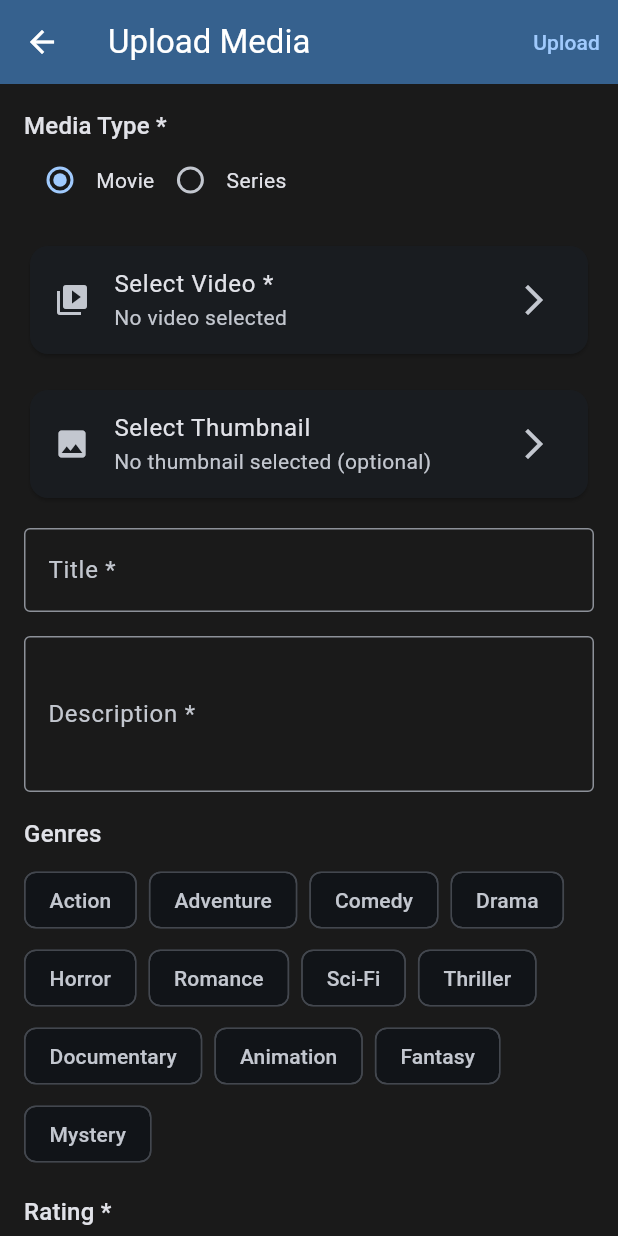
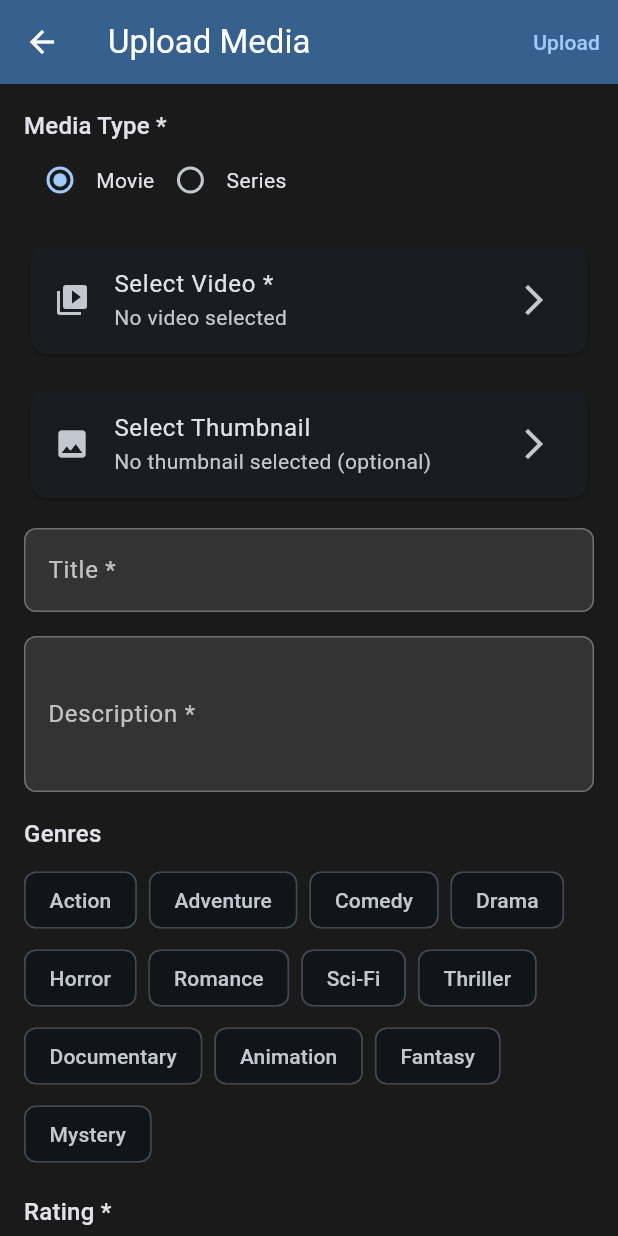
Before and after one commit to dperez2023/flixvod, a Flutter app: the UploadPage screen opened directly, on a phone screen of 412 x 824 dp. Run offline on Flutter 3.47's test engine with Material 3 defaults, Android fonts, the phone set to English and light mode, and no system bars; our stand-ins replace chewie, cloud_firestore, equatable, file_picker, firebase_auth, firebase_core and 5 more; accounts and stored records are empty; generated files the repository leaves out were written again; network calls fail.

Commit message:
create: Added style changes

```diff
--- a/flixvod/lib/modules/create/upload_page.dart
+++ b/flixvod/lib/modules/create/upload_page.dart
@@ -203,10 +203,12 @@ class _UploadPageState extends State<UploadPage> {
           actions: [
             TextButton(
               onPressed: () => Navigator.pop(context, false),
+              style: AppTheme.primaryTextButtonStyle,
               child: Text(Localized.of(context).uploadOriginal),
             ),
             ElevatedButton(
               onPressed: () => Navigator.pop(context, true),
+              style: AppTheme.primaryElevatedButtonStyle,
               child: Text(Localized.of(context).compressAndUpload),
             ),
           ],
@@ -344,26 +346,27 @@ class _UploadPageState extends State<UploadPage> {
       child: Center(
         child: Card(
           margin: AppTheme.extraLargePadding,
+          color: AppTheme.cardBackgroundColor,
           child: Padding(
             padding: AppTheme.largePadding,
             child: Column(
               mainAxisSize: MainAxisSize.min,
               children: [
-                const CircularProgressIndicator(),
+                const CircularProgressIndicator(
+                  color: AppTheme.primaryForegroundColor,
+                ),
                 AppTheme.mediumVerticalSpacer,
                 Text(
                   editMode
                     ? 'Updating Media...'
                     : 'Uploading Media...',
-                  style: Theme.of(context).textTheme.titleMedium,
+                  style: AppTheme.primaryTextStyle.copyWith(fontSize: 16),
                   textAlign: TextAlign.center,
                 ),
                 AppTheme.smallVerticalSpacer,
                 Text(
                   "Please don't close the app while uploading",
-                  style: Theme.of(context).textTheme.bodyMedium?.copyWith(
-                    color: AppTheme.mutedForegroundColor,
-                  ),
+                  style: AppTheme.mutedTextStyle,
                   textAlign: TextAlign.center,
                 ),
               ],
@@ -407,9 +410,24 @@ class _UploadPageState extends State<UploadPage> {
 
               TextFormField(
                 controller: _titleController,
+                style: AppTheme.primaryTextStyle,
                 decoration: InputDecoration(
                   labelText: Localized.of(context).titleLabel,
-                  border: OutlineInputBorder(),
+                  labelStyle: AppTheme.mutedTextStyle,
+                  filled: true,
+                  fillColor: AppTheme.cardBackgroundColor,
+                  border: OutlineInputBorder(
+                    borderRadius: BorderRadius.circular(AppTheme.mediumBorderRadius),
+                    borderSide: BorderSide(color: AppTheme.primaryBorderColor),
+                  ),
+                  enabledBorder: OutlineInputBorder(
+                    borderRadius: BorderRadius.circular(AppTheme.mediumBorderRadius),
+                    borderSide: BorderSide(color: AppTheme.primaryBorderColor),
+                  ),
+                  focusedBorder: OutlineInputBorder(
+                    borderRadius: BorderRadius.circular(AppTheme.mediumBorderRadius),
+                    borderSide: const BorderSide(color: AppTheme.primaryForegroundColor),
+                  ),
                 ),
                 validator: (value) {
                   if (value == null || value.isEmpty) {
@@ -423,9 +441,24 @@ class _UploadPageState extends State<UploadPage> {
               // Description TextField (Form)
               TextFormField(
                 controller: _descriptionController,
+                style: AppTheme.primaryTextStyle,
                 decoration: InputDecoration(
                   labelText: Localized.of(context).descriptionLabel,
-                  border: OutlineInputBorder(),
+                  labelStyle: AppTheme.mutedTextStyle,
+                  filled: true,
+                  fillColor: AppTheme.cardBackgroundColor,
+                  border: OutlineInputBorder(
+                    borderRadius: BorderRadius.circular(AppTheme.mediumBorderRadius),
+                    borderSide: BorderSide(color: AppTheme.primaryBorderColor),
+                  ),
+                  enabledBorder: OutlineInputBorder(
+                    borderRadius: BorderRadius.circular(AppTheme.mediumBorderRadius),
+                    borderSide: BorderSide(color: AppTheme.primaryBorderColor),
+                  ),
+                  focusedBorder: OutlineInputBorder(
+                    borderRadius: BorderRadius.circular(AppTheme.mediumBorderRadius),
+                    borderSide: const BorderSide(color: AppTheme.primaryForegroundColor),
+                  ),
                 ),
                 maxLines: 3,
                 validator: (value) {
@@ -567,9 +600,7 @@ class _UploadPageState extends State<UploadPage> {
                       onPressed: () => _removeEpisode(index),
                       icon: const Icon(Icons.remove),
                       label: Text(Localized.of(context).removeEpisode),
-                      style: TextButton.styleFrom(
-                        foregroundColor: AppTheme.errorColor,
-                      ),
+                      style: AppTheme.errorTextButtonStyle,
                     ),
                   ],
                 ],
@@ -583,6 +614,7 @@ class _UploadPageState extends State<UploadPage> {
           label: Text(_episodeVideos.length < 4
               ? Localized.of(context).addEpisode
               : 'Maximum 4 episodes'),
+          style: AppTheme.secondaryElevatedButtonStyle,
         ),
         AppTheme.mediumVerticalSpacer,
       ],
```
